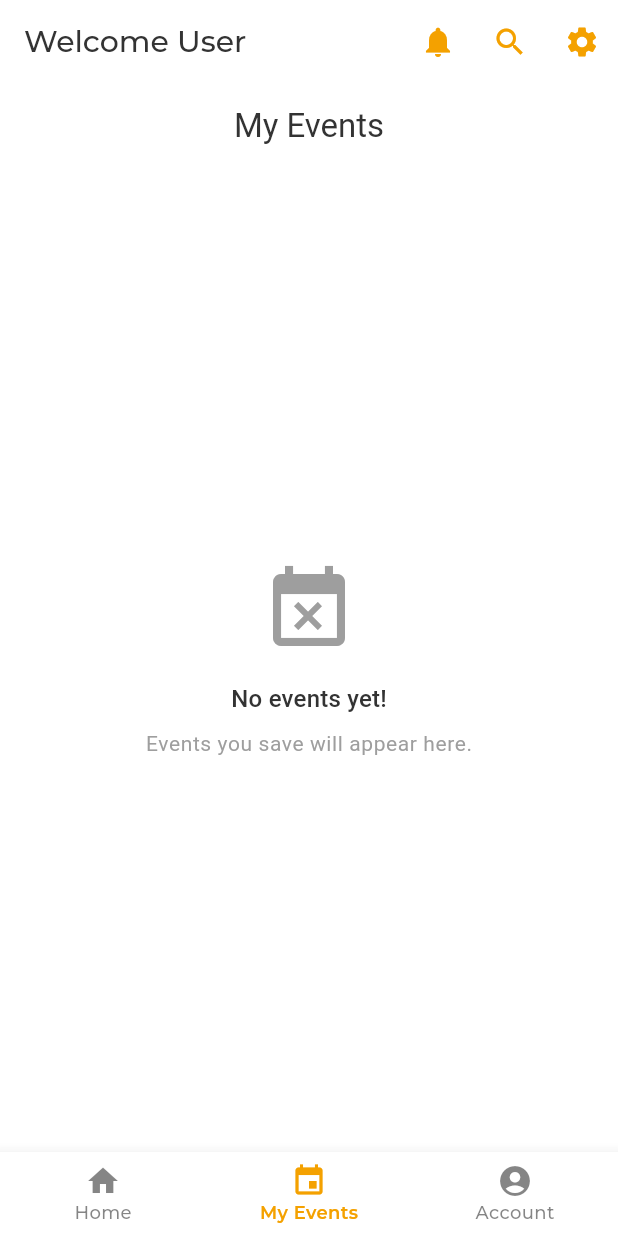
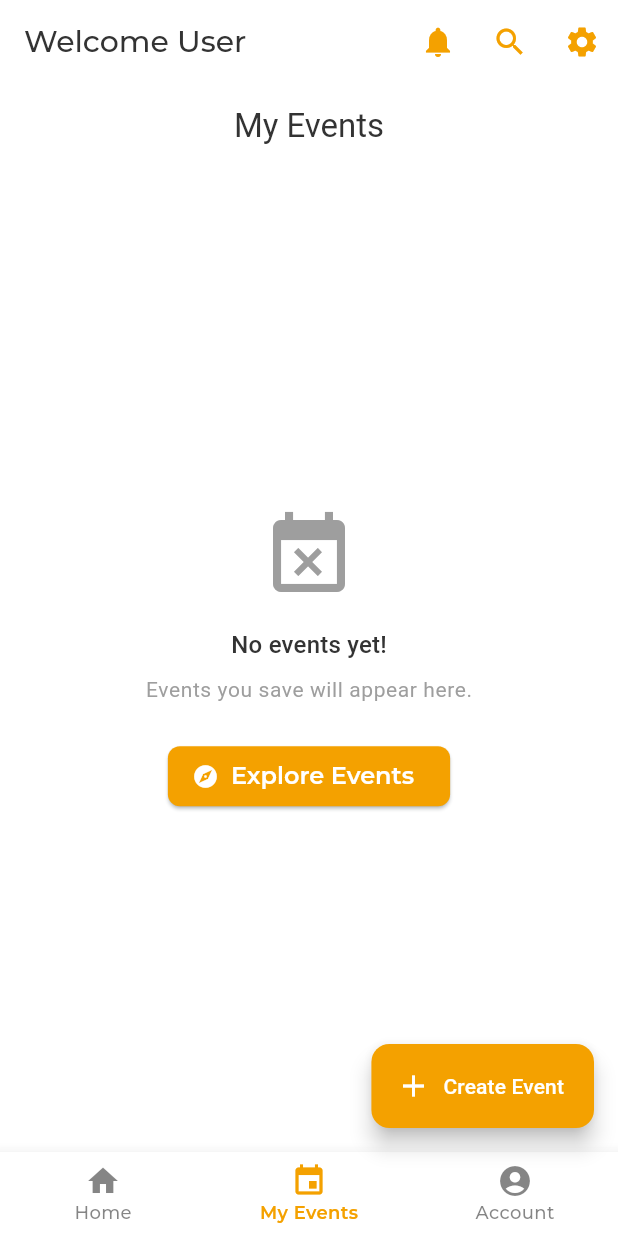
Before and after one commit to ahmloutfy/flutfest, a Flutter app: the screen it shows after launch, item 2 of the bottom bar chosen, on a phone screen of 412 x 824 dp. Run offline on Flutter 3.47's test engine with Material 3 defaults, Android fonts, the phone set to English and light mode, and no system bars; our stand-ins replace device_preview, flutter_svg, get, google_fonts, image_picker, share_plus; missing offline and left inert: add_2_calendar, flutter_gutter.

Commit message:
AS 24/6/2025
Todo: get on all + create event + documentation

```diff
--- a/Notes.txt
+++ b/Notes.txt
@@ -1,4 +1,4 @@
-https://chatgpt.com/c/682d6284-f628-800f-988a-c8238181b1a3
+https://chatgpt.com/c/685a3cf0-396c-800f-894d-50f26a2d1ee7
 
 https://www.meta.ai/prompt/9462205077161615
 
--- a/lib/core/utils/dummy_events.dart
+++ b/lib/core/utils/dummy_events.dart
@@ -1,5 +1,3 @@
-// lib/core/utils/dummy_events.dart
-
 import 'package:flutfest/logic/models/event_model.dart';
 import 'package:flutfest/theme.dart';
 
--- a/lib/theme.dart
+++ b/lib/theme.dart
@@ -75,6 +75,11 @@ class AppTheme {
 
     appBarTheme: AppBarTheme(color: lightBackgroundColor),
     scaffoldBackgroundColor: lightBackgroundColor,
+    floatingActionButtonTheme: FloatingActionButtonThemeData(
+      backgroundColor: lightButtonColor,
+      foregroundColor: lightButtonTextColor,
+      shape: RoundedRectangleBorder(borderRadius: BorderRadius.circular(12)),
+    ),
     textTheme: TextTheme(
       headlineLarge: GoogleFonts.montserrat(
         fontSize: 32,
@@ -224,11 +229,11 @@ class AppTheme {
       }),
     ),
 
-textSelectionTheme: TextSelectionThemeData(
+    textSelectionTheme: TextSelectionThemeData(
       selectionColor: lightCursorColor.withValues(alpha: 0.3),
       cursorColor: lightCursorColor,
       selectionHandleColor: lightCursorColor,
-),
+    ),
   );
 
   // 🌙 Dark Theme
@@ -243,6 +248,11 @@ textSelectionTheme: TextSelectionThemeData(
     appBarTheme: AppBarTheme(color: darkBackgroundColor),
 
     scaffoldBackgroundColor: darkBackgroundColor,
+    floatingActionButtonTheme: FloatingActionButtonThemeData(
+      backgroundColor: darkButtonColor,
+      foregroundColor: darkButtonTextColor,
+      shape: RoundedRectangleBorder(borderRadius: BorderRadius.circular(12)),
+    ),
     textTheme: TextTheme(
       headlineLarge: GoogleFonts.montserrat(
         fontSize: 32,
--- a/lib/views/accounts/account_screen.dart
+++ b/lib/views/accounts/account_screen.dart
@@ -1,10 +1,8 @@
 import 'package:flutfest/views/edit_profile/edit_profile_screen.dart';
 import 'package:flutfest/views/help_support/help_suppport_screen.dart';
 import 'package:flutfest/views/settings/settings_screen.dart';
-import 'package:flutter/foundation.dart';
 import 'package:flutter/material.dart';
 import 'package:get/get.dart';
-import 'package:url_launcher/url_launcher.dart';
 
 class AccountScreen extends StatelessWidget {
   const AccountScreen({super.key});
@@ -13,10 +11,6 @@ class AccountScreen extends StatelessWidget {
   @override
   Widget build(BuildContext context) {
     return Scaffold(
-      appBar: AppBar(
-        title: const Text('Account'),
-        centerTitle: true,
-      ),
       body: ListView(
         padding: const EdgeInsets.all(16),
         children: [
--- a/lib/views/events/my_events_screen.dart
+++ /dev/null
@@ -1,99 +0,0 @@
-import 'package:flutfest/core/utils/snackbar_helper.dart';
-import 'package:flutfest/views/details/event_details_screen.dart';
-import 'package:flutter/material.dart';
-import 'package:get/get.dart';
-import 'package:flutfest/logic/controllers/favorite_controller.dart';
-import 'package:flutfest/logic/models/event_model.dart';
-import 'package:flutfest/widgets/images/event_image.dart';
-import 'package:flutfest/theme.dart';
-
-class MyEventsScreen extends StatelessWidget {
-  const MyEventsScreen({super.key});
-
-  @override
-  Widget build(BuildContext context) {
-    final favoriteController = Get.find<FavoriteController>();
-
-    return Scaffold(
-      appBar: AppBar(
-        title: const Text('My Events'),
-        centerTitle: true,
-      ),
-      body: Obx(() {
-        final favoriteEvents = favoriteController.favoriteEvents.entries
-            .where((entry) => entry.value == true)
-            .map((entry) => favoriteController.getEventById(entry.key))
-            .where((event) => event != null)
-            .cast<Event>()
-            .toList();
-
-        if (favoriteEvents.isEmpty) {
-          return Center(
-            child: Column(
-              mainAxisSize: MainAxisSize.min,
-              children: [
-                Icon(Icons.event_busy, size: 64, color: Colors.grey),
-                const SizedBox(height: 16),
-                Text(
-                  'No events yet!',
-                  style: Theme.of(context).textTheme.titleMedium,
-                ),
-                const SizedBox(height: 8),
-                Text(
-                  'Events you save will appear here.',
-                  style: Theme.of(context).textTheme.bodySmall,
-                ),
-              ],
-            ),
-          );
-        }
-
-        return ListView.builder(
-          itemCount: favoriteEvents.length,
-          itemBuilder: (context, index) {
-            final event = favoriteEvents[index];
-            return Card(
-              margin: const EdgeInsets.symmetric(horizontal: 12, vertical: 8),
-              shape: RoundedRectangleBorder(
-                borderRadius: BorderRadius.circular(12),
-              ),
-              child: ListTile(
-                contentPadding: const EdgeInsets.all(8),
-                leading: ClipRRect(
-                  borderRadius: BorderRadius.circular(8),
-                  child: SizedBox(
-                    width: 60,
-                    height: 60,
-                    child: EventImage(event: event, imageHeight: 60),
-                  ),
-                ),
-                title: Text(event.title ?? ''),
-                subtitle: Text(
-                  '${event.location} • ${event.date}',
-                  style: Theme.of(context).textTheme.bodySmall?.copyWith(
-                    color: AppTheme.getColorForTheme(
-                      context: context,
-                      lightModeColor: Colors.grey,
-                      darkModeColor: Colors.grey.shade400,
-                    ),
-                  ),
-                ),
-                trailing: IconButton(
-                  icon: const Icon(Icons.delete, color: Colors.redAccent),
-                  onPressed: () {
-                    favoriteController.toggleFavorite(event.id);
-                    showCustomSnackBar(context, 'Event removed from favorites');
-                  },
-                ),
-                onTap: () {
-                  Get.to(() => EventDetailsScreen(event: event),);
-                },
-              )
-
-            );
-          },
-        );
-      }),
-    );
-  }
-}
--- /dev/null
+++ b/lib/views/events/screens/my_events_screen.dart
@@ -0,0 +1,127 @@
+import 'package:flutfest/core/utils/snackbar_helper.dart';
+import 'package:flutfest/views/details/event_details_screen.dart';
+import 'package:flutfest/views/home/screens/home_screen.dart';
+// ignore: unused_import
+import 'package:flutfest/widgets/buttons/create_event_button.dart';
+import 'package:flutter/material.dart';
+import 'package:get/get.dart';
+import 'package:flutfest/logic/controllers/favorite_controller.dart';
+import 'package:flutfest/logic/models/event_model.dart';
+import 'package:flutfest/widgets/images/event_image.dart';
+import 'package:flutfest/theme.dart';
+
+class MyEventsScreen extends StatelessWidget {
+  const MyEventsScreen({super.key});
+
+  @override
+  Widget build(BuildContext context) {
+    final favoriteController = Get.find<FavoriteController>();
+
+    return Scaffold(
+      appBar: AppBar(
+        title: const Text('My Events'),
+        centerTitle: true,
+      ),
+        body: Obx(() {
+        final favoriteEvents = favoriteController.favoriteEvents.entries
+            .where((entry) => entry.value == true)
+            .map((entry) => favoriteController.getEventById(entry.key))
+            .where((event) => event != null)
+            .cast<Event>()
+            .toList();
+
+        if (favoriteEvents.isEmpty) {
+          return Center(
+            child: Column(
+              mainAxisSize: MainAxisSize.min,
+              children: [
+                const Icon(Icons.event_busy, size: 64, color: Colors.grey),
+                const SizedBox(height: 16),
+                Text(
+                  'No events yet!',
+                  style: Theme.of(context).textTheme.titleMedium,
+                ),
+                const SizedBox(height: 8),
+                Text(
+                  'Events you save will appear here.',
+                  style: Theme.of(context).textTheme.bodySmall,
+                ),
+                const SizedBox(height: 24),
+                ElevatedButton.icon(
+                  onPressed: () => Get.to(() => const HomeScreen(),),
+                  icon: const Icon(Icons.explore),
+                  label: const Text('Explore Events'),
+                ),
+              ],
+            ),
+          );
+        }
+
+        return Column(
+          children: [
+            Padding(
+              padding: const EdgeInsets.all(12),
+              child: Align(
+                alignment: Alignment.centerRight,
+                child: ElevatedButton.icon(
+                  onPressed: () => Get.to(() => const HomeScreen(),),
+                  icon: const Icon(Icons.explore),
+                  label: const Text('Explore Events'),
+                ),
+              ),
+            ),
+            Expanded(
+              child: ListView.builder(
+                itemCount: favoriteEvents.length,
+                itemBuilder: (context, index) {
+                  final event = favoriteEvents[index];
+                  return Card(
+                    margin:
+                    const EdgeInsets.symmetric(horizontal: 12, vertical: 8),
+                    shape: RoundedRectangleBorder(
+                      borderRadius: BorderRadius.circular(12),
+                    ),
+                    child: ListTile(
+                      contentPadding: const EdgeInsets.all(8),
+                      leading: ClipRRect(
+                        borderRadius: BorderRadius.circular(8),
+                        child: SizedBox(
+                          width: 60,
+                          height: 60,
+                          child: EventImage(event: event, imageHeight: 60),
+                        ),
+                      ),
+                      title: Text(event.title ?? ''),
+                      subtitle: Text(
+                        '${event.location} • ${event.date}',
+                        style: Theme.of(context).textTheme.bodySmall?.copyWith(
+                          color: AppTheme.getColorForTheme(
+                            context: context,
+                            lightModeColor: Colors.grey,
+                            darkModeColor: Colors.grey.shade400,
+                          ),
+                        ),
+                      ),
+                      trailing: IconButton(
+                        icon:
+                        const Icon(Icons.delete, color: Colors.redAccent),
+                        onPressed: () {
+                          favoriteController.toggleFavorite(event.id);
+                          showCustomSnackBar(
+                              context, 'Event removed from favorites');
+                        },
+                      ),
+                      onTap: () {
+                        Get.to(() => EventDetailsScreen(event: event));
+                      },
+                    ),
+                  );
+                },
+              ),
+            ),
+          ],
+        );
+      }),
+    );
+  }
+}
--- a/lib/views/home/screens/home_screen.dart
+++ b/lib/views/home/screens/home_screen.dart
@@ -1,12 +1,13 @@
+import 'package:flutter/material.dart';
+import 'package:get/get.dart';
+
 import 'package:flutfest/core/utils/dummy_events.dart';
 import 'package:flutfest/logic/controllers/favorite_controller.dart';
 import 'package:flutfest/logic/models/event_model.dart';
 import 'package:flutfest/views/accounts/account_screen.dart';
+import 'package:flutfest/widgets/buttons/create_event_button.dart';
 import 'package:flutfest/widgets/custom_appbar.dart';
-import 'package:flutter/material.dart';
-import 'package:get/get.dart';
-
-import '../../events/my_events_screen.dart';
+import '../../events/screens/my_events_screen.dart';
 import 'home_tab_screen.dart';
 
 class HomeScreen extends StatefulWidget {
@@ -20,7 +21,13 @@ class _HomeScreenState extends State<HomeScreen> {
   int _currentIndex = 0;
   String selectedTab = 'All';
   List<Event> displayedEvents = DummyEvents.events;
-  FavoriteController favController = Get.put(FavoriteController());
+  late FavoriteController favController;
+
+  @override
+  void initState() {
+    super.initState();
+    favController = Get.put(FavoriteController());
+  }
 
   void _filterEvents() {
     final now = DateTime.now();
@@ -31,19 +38,14 @@ class _HomeScreenState extends State<HomeScreen> {
         displayedEvents = allEvents;
       } else if (selectedTab == 'Upcoming') {
         displayedEvents =
-            allEvents
-                .where((e) => DateTime.parse(e.date!).isAfter(now))
-                .toList();
+            allEvents.where((e) => DateTime.parse(e.date!).isAfter(now)).toList();
       } else if (selectedTab == 'Expired') {
         displayedEvents =
-            allEvents
-                .where((e) => DateTime.parse(e.date!).isBefore(now))
-                .toList();
+            allEvents.where((e) => DateTime.parse(e.date!).isBefore(now)).toList();
       } else if (selectedTab == 'Favorites') {
-        displayedEvents =
-            allEvents
-                .where((e) => favController.favoriteEvents[e.id] == true)
-                .toList();
+        displayedEvents = allEvents
+            .where((e) => favController.favoriteEvents[e.id] == true)
+            .toList();
       }
     });
   }
@@ -56,14 +58,16 @@ class _HomeScreenState extends State<HomeScreen> {
   @override
   Widget build(BuildContext context) {
     final List<Widget> screens = [
-      HomeTabScreen(),
+      const HomeTabScreen(),
       const MyEventsScreen(),
       const AccountScreen(),
     ];
 
     return Scaffold(
-      appBar: customAppBar(context , 'Welcome User'),
-
+      appBar: customAppBar(context, 'Welcome User'),
+      floatingActionButton: _currentIndex == 0 || _currentIndex == 1
+          ? CreateEventButton()
+          : null,
       body: screens[_currentIndex],
       bottomNavigationBar: BottomNavigationBar(
         currentIndex: _currentIndex,
@@ -79,6 +83,4 @@ class _HomeScreenState extends State<HomeScreen> {
       ),
     );
   }
-
-
 }
--- /dev/null
+++ b/lib/widgets/buttons/create_event_button.dart
@@ -0,0 +1,18 @@
+import 'package:flutfest/views/events/screens/create_event_screen.dart';
+import 'package:flutter/material.dart';
+import 'package:get/get.dart';
+
+class CreateEventButton extends StatelessWidget {
+  const CreateEventButton({super.key});
+
+  @override
+  Widget build(BuildContext context) {
+    return FloatingActionButton.extended(
+      onPressed: () {
+        Get.to(() => const CreateEventScreen(),);
+      },
+      icon: Icon(Icons.add),
+      label: Text('Create Event'),
+    );
+  }
+}
--- a/pubspec.yaml
+++ b/pubspec.yaml
@@ -45,6 +45,7 @@ dependencies:
   flutter_html: ^3.0.0
   add_2_calendar: ^3.0.1
   collection: ^1.19.1
+  image_picker: ^1.1.2
 
 
 dev_dependencies:
```
Also changed, not shown: lib/views/events/screens/create_event_screen.dart (added, +166 -0 lines), pubspec.lock, 5 other files.
